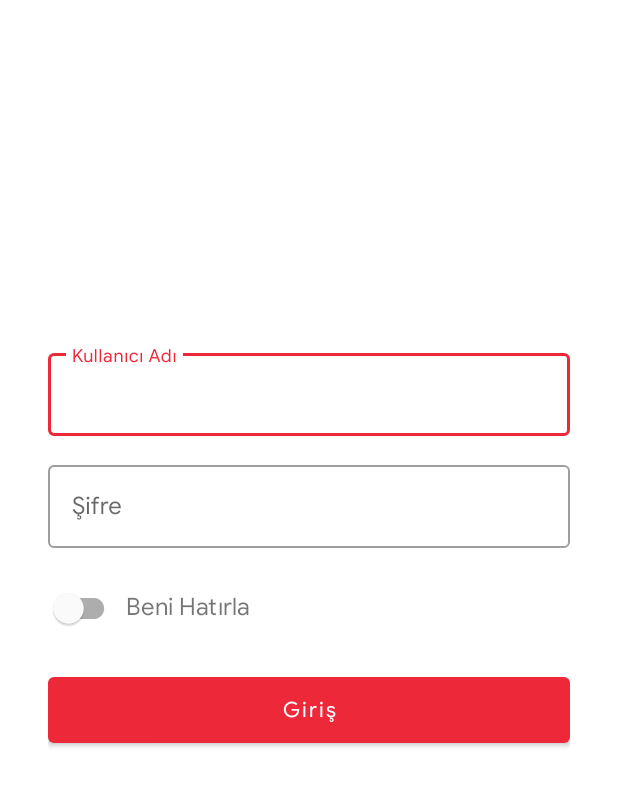
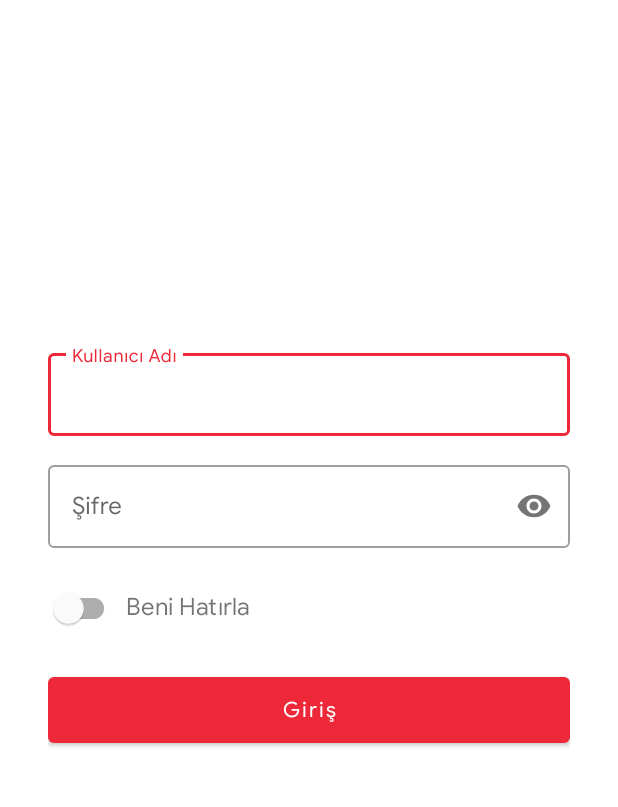
Before and after one commit to nuhkoca/market_tech_challenge, an Android app: the screen it shows after launch (LoginActivity), on a phone screen of 412 x 824 dp, the part 164-971 px from its top. Run offline under Robolectric (Android 15) with nearby library versions, the light colour scheme and no system bars; our stand-ins replace Dagger/Hilt's generated code, RxJava, Timber; libraries missing offline, so code that uses them is left out: com.github.ajalt.timberkt, timber.log; 2 statements that could not run were skipped.

Commit message:
Enable password toggle

```diff
--- a/app/src/main/res/layout/activity_login.xml
+++ b/app/src/main/res/layout/activity_login.xml
@@ -80,6 +80,7 @@
           app:layout_constraintEnd_toEndOf="parent"
           app:layout_constraintStart_toStartOf="parent"
           app:layout_constraintTop_toBottomOf="@id/tilUsername"
+          app:passwordToggleEnabled="true"
           style="@style/Widget.MaterialComponents.TextInputLayout.OutlinedBox"
           >
 
```
